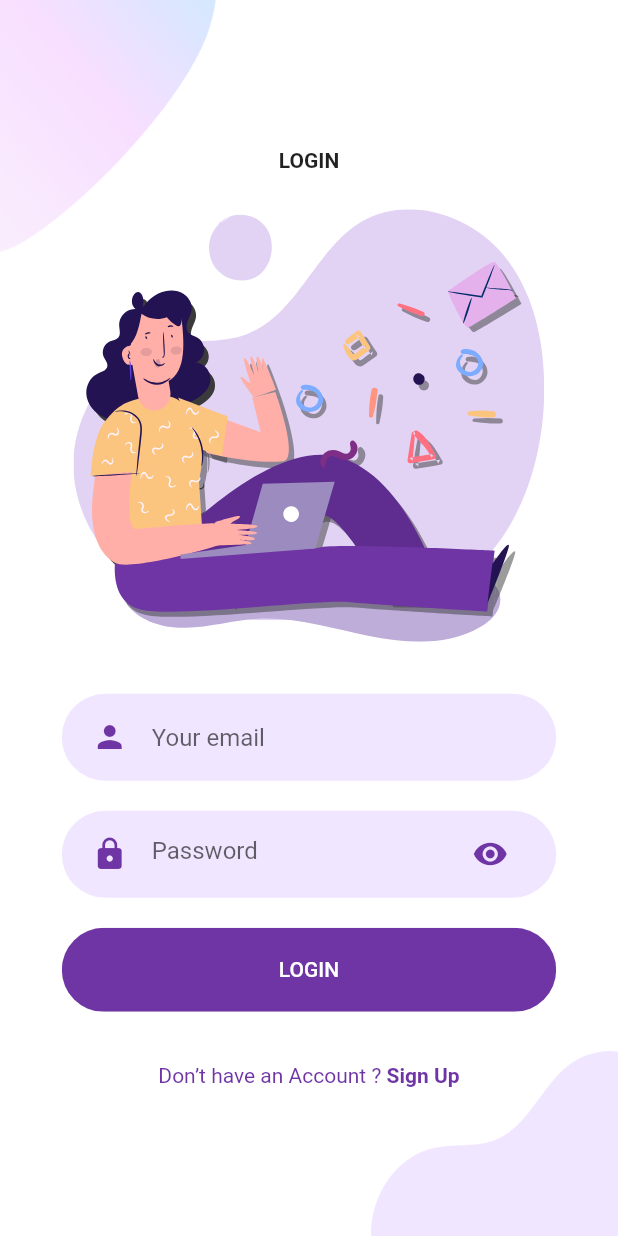
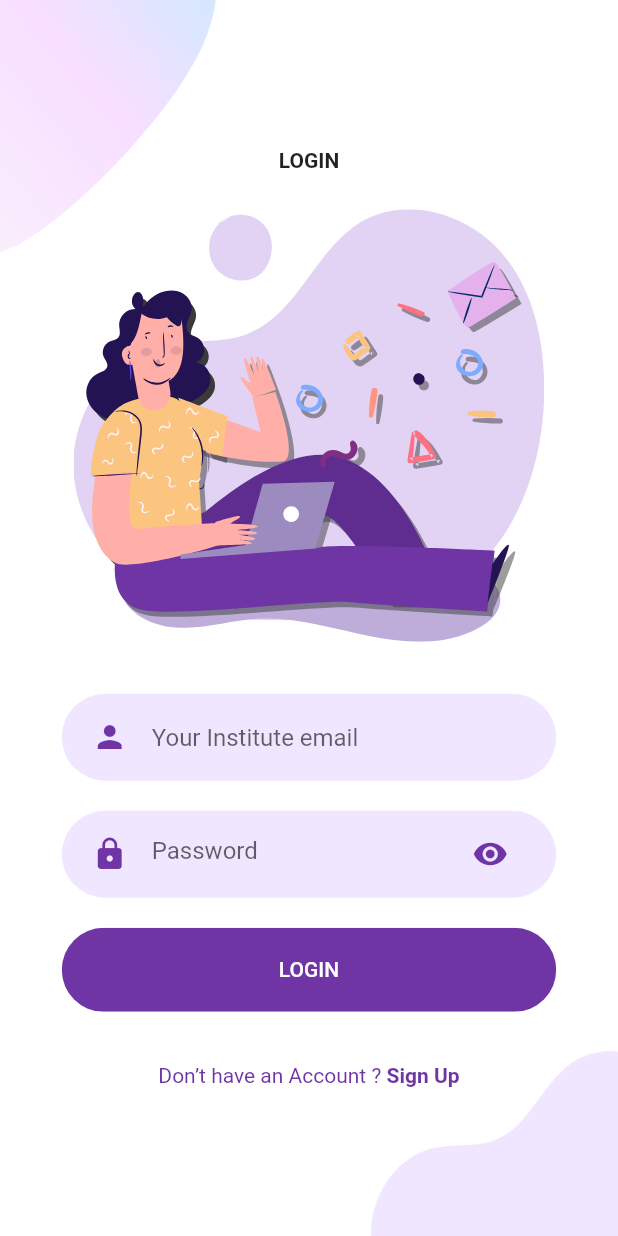
Before and after one commit to sagarsuman1299/snuapp, a Flutter app: the SignUpScreen screen opened directly, after a tap on "Sign In", after a tap on "LOGIN", on a phone screen of 412 x 824 dp. Run offline on Flutter 3.47's test engine with Material 2 defaults, Android fonts, the phone set to English and light mode, and no system bars; our stand-ins replace flutter_svg, share.

```diff
--- a/lib/Screens/Login/components/background.dart
+++ b/lib/Screens/Login/components/background.dart
@@ -32,7 +32,7 @@ class Background extends StatelessWidget {
               width: size.width * 0.4,
             ),
           ),
-          child,
+         child,
         ],
       ),
     );
--- a/lib/Screens/Login/components/body.dart
+++ b/lib/Screens/Login/components/body.dart
@@ -8,7 +8,7 @@ import 'package:snuapp/components/rounded_password_field.dart';
 import 'package:flutter_svg/svg.dart';
 
 class Body extends StatefulWidget {
-final globalkey = GlobalKey<FormState>();
+
   Body({
     Key key,
   }) : super(key: key);
@@ -18,11 +18,14 @@ final globalkey = GlobalKey<FormState>();
 }
 
 class _BodyState extends State<Body> {
+  final _globalkey = GlobalKey<FormState>();
   @override
   Widget build(BuildContext context) {
     Size size = MediaQuery.of(context).size;
     return Background(
+      child: Form(
         child: SingleChildScrollView(
+          key: _globalkey,
           child: Column(
             mainAxisAlignment: MainAxisAlignment.center,
             children: <Widget>[
@@ -37,12 +40,12 @@ class _BodyState extends State<Body> {
               ),
               SizedBox(height: size.height * 0.03),
               RoundedInputField(
-              hintText: "Your email",
+                hintText: "Your Institute email",
                 validator: (value){
                   if(value.isEmpty){ return "Email is empty";}
-                if(!value.contains("iitkgp.ac.in"))
+                  else if(!value.contains("iitkgp.ac.in"))
                   {return "invalid email";}
-                else{ return null; }
+                  return null;
                 },
                 onChanged: (value) {
 
@@ -51,22 +54,22 @@ class _BodyState extends State<Body> {
               RoundedPasswordField(
                 onChanged: (value) {
                  },
-              validator: (value){
-
-                if(value.isEmpty){ return "Password is empty";}
-                else{ return null; }
-              },
+                validator: (value)=>value.isEmpty?'Password is empty':null,
               ),
               RoundedButton(
                 text: "LOGIN",
                 press: () {
-
+                  if(_globalkey.currentState.validate()){
+                    //we will send data to server
+                    print("sucess");
+                  }
+                  else{ print("failed");}
                 },
               ),
               SizedBox(height: size.height * 0.03),
               AlreadyHaveAnAccountCheck(
                 press: () {
-                Navigator.pushReplacement(
+                  Navigator.push(
                     context,
                     MaterialPageRoute(
                       builder: (context) {
@@ -79,6 +82,7 @@ class _BodyState extends State<Body> {
             ],
           ),
         ),
+      ),
     );
   }
 }
--- a/lib/Screens/Signup/components/body.dart
+++ b/lib/Screens/Signup/components/body.dart
@@ -36,7 +36,7 @@ class Body extends StatelessWidget {
               height: size.height * 0.35,
             ),
             RoundedInputField(
-              hintText: "Your Email",
+              hintText: "Your Institute Email",
               onChanged: (value) {
               },
             ),
--- a/lib/components/rounded_input_field.dart
+++ b/lib/components/rounded_input_field.dart
@@ -33,7 +33,9 @@ class _RoundedInputFieldState extends State<RoundedInputField> {
         onChanged: widget.onChanged,
         validator: (value)
         {
-
+          if(value.isEmpty){ return "Email is empty";}
+          if(!value.contains("@")){return "invalid email";}
+          else{ return null; }
         },
         cursorColor: kPrimaryColor,
         decoration: InputDecoration(
```
Also changed, not shown: 1 other file. Lines whose indentation alone changed are shown as unchanged.
